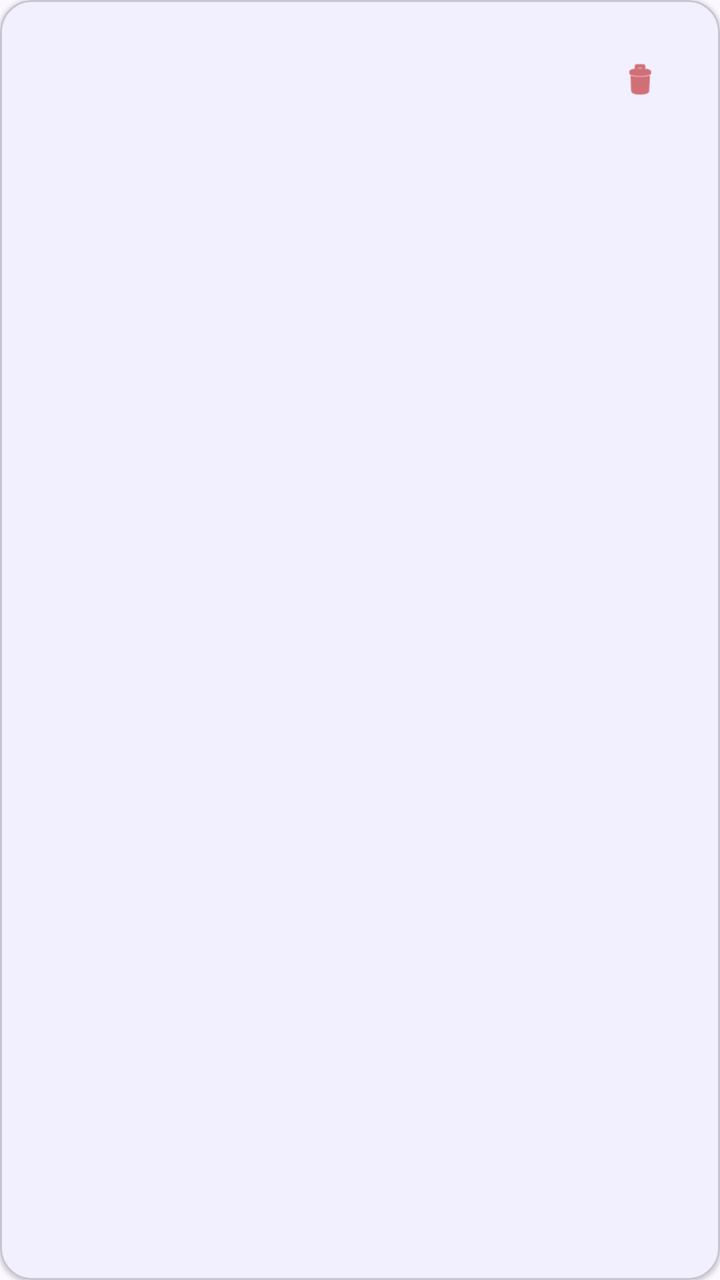
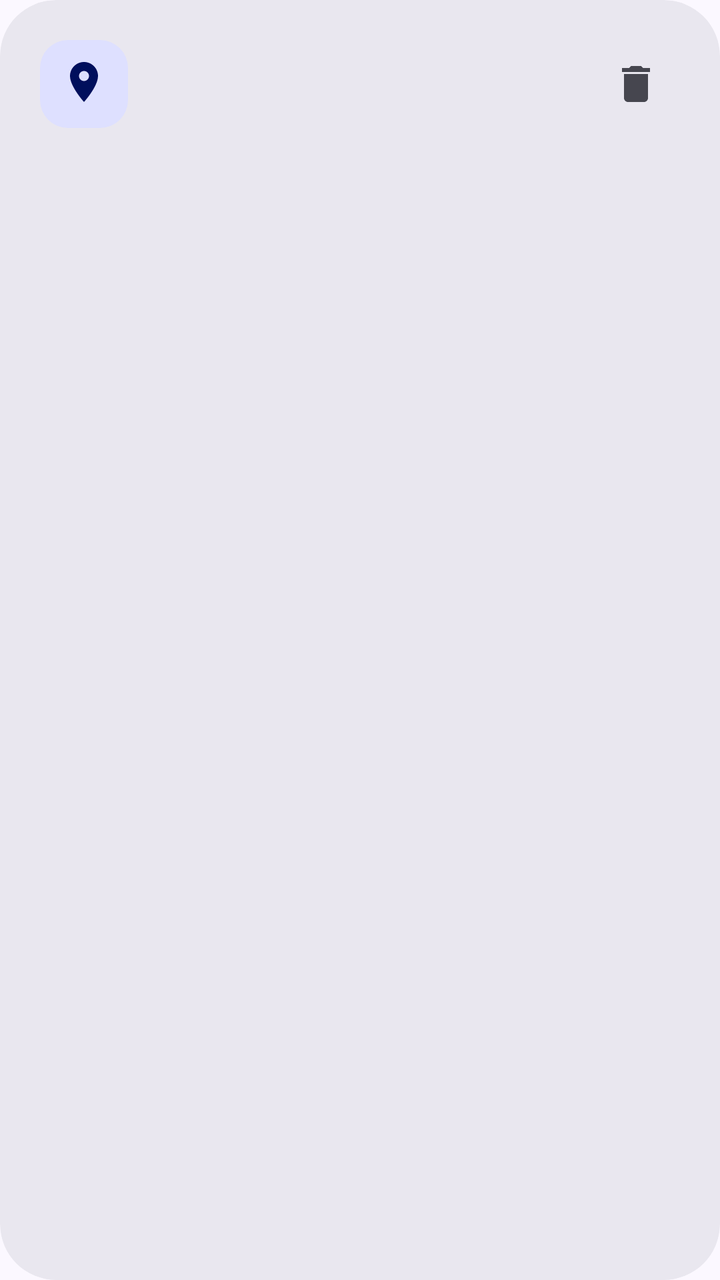

The first picture is an Android layout as it rendered before a commit; the second is the same layout after the commit. The layout source and the unified diff follow.
<!-- AndroidManifest.xml: application theme Theme.HydroLinkServer -->
<!-- res/layout/item_device.xml -->
<?xml version="1.0" encoding="utf-8"?>
<com.google.android.material.card.MaterialCardView
    xmlns:android="http://schemas.android.com/apk/res/android"
    xmlns:app="http://schemas.android.com/apk/res-auto"
    android:layout_width="match_parent"
    android:layout_height="wrap_content"
    android:layout_marginHorizontal="16dp"
    android:layout_marginVertical="4dp"
    app:cardCornerRadius="16dp"
    app:cardElevation="1dp">

    <LinearLayout
        android:layout_width="match_parent"
        android:layout_height="wrap_content"
        android:orientation="horizontal"
        android:padding="16dp"
        android:gravity="center_vertical">

        <LinearLayout
            android:layout_width="0dp"
            android:layout_height="wrap_content"
            android:layout_weight="1"
            android:orientation="vertical">

            <TextView
                android:id="@+id/tvDeviceName"
                android:layout_width="match_parent"
                android:layout_height="wrap_content"
                android:textAppearance="?attr/textAppearanceTitleMedium"
                android:textColor="?attr/colorOnSurface"
                android:maxLines="1"
                android:ellipsize="end" />

            <TextView
                android:id="@+id/tvDeviceId"
                android:layout_width="match_parent"
                android:layout_height="wrap_content"
                android:layout_marginTop="2dp"
                android:textAppearance="?attr/textAppearanceBodySmall"
                android:textColor="?attr/colorOnSurfaceVariant"
                android:maxLines="1"
                android:ellipsize="end" />
        </LinearLayout>

        <com.google.android.material.button.MaterialButton
            android:id="@+id/btnDelete"
            style="@style/Widget.Material3.Button.IconButton"
            android:layout_width="wrap_content"
            android:layout_height="wrap_content"
            app:icon="@android:drawable/ic_menu_delete"
            app:iconTint="?attr/colorError" />
    </LinearLayout>
</com.google.android.material.card.MaterialCardView>
<!-- resources referenced by this layout -->
<resources>
  <color name="md_theme_primary">#4f61ff</color>
  <color name="md_theme_onPrimary">#ffffff</color>
  <color name="md_theme_primaryContainer">#dee0ff</color>
  <color name="md_theme_onPrimaryContainer">#000f5c</color>
  <color name="md_theme_secondary">#5b5d72</color>
  <color name="md_theme_onSecondary">#ffffff</color>
  <color name="md_theme_secondaryContainer">#e0e1f9</color>
  <color name="md_theme_onSecondaryContainer">#171a2c</color>
  <color name="md_theme_tertiary">#77536d</color>
  <color name="md_theme_onTertiary">#ffffff</color>
  <color name="md_theme_tertiaryContainer">#ffd7f1</color>
  <color name="md_theme_onTertiaryContainer">#2d1228</color>
  <color name="md_theme_error">#ba1a1a</color>
  <color name="md_theme_onError">#ffffff</color>
  <color name="md_theme_errorContainer">#ffdad6</color>
  <color name="md_theme_onErrorContainer">#410002</color>
  <color name="md_theme_background">#fbf8ff</color>
  <color name="md_theme_onBackground">#1b1b21</color>
  <color name="md_theme_surface">#fbf8ff</color>
  <color name="md_theme_onSurface">#1b1b21</color>
  <color name="md_theme_surfaceVariant">#e3e1ec</color>
  <color name="md_theme_onSurfaceVariant">#46464f</color>
  <color name="md_theme_outline">#777680</color>
  <color name="md_theme_outlineVariant">#c7c5d0</color>
  <color name="md_theme_surfaceDim">#dbd9e1</color>
  <color name="md_theme_surfaceBright">#fbf8ff</color>
  <color name="md_theme_surfaceContainerLowest">#ffffff</color>
  <color name="md_theme_surfaceContainerLow">#f5f2fa</color>
  <color name="md_theme_surfaceContainer">#efedf4</color>
  <color name="md_theme_surfaceContainerHigh">#e9e7ef</color>
  <color name="md_theme_surfaceContainerHighest">#e4e1e9</color>
  <!-- unchanged entries left out for length: 4 -->
</resources>

<!-- the commit's change to res/layout/item_device.xml (unified diff, before → after) -->
@@ -4,21 +4,25 @@
     xmlns:app="http://schemas.android.com/apk/res-auto"
     android:layout_width="match_parent"
     android:layout_height="wrap_content"
+    style="@style/Widget.Hydro.Card"
     android:layout_marginHorizontal="16dp"
-    android:layout_marginVertical="4dp"
-    app:cardCornerRadius="16dp"
-    app:cardElevation="1dp">
+    android:layout_marginTop="4dp">
 
     <LinearLayout
         android:layout_width="match_parent"
         android:layout_height="wrap_content"
         android:orientation="horizontal"
-        android:padding="16dp"
         android:gravity="center_vertical">
+
+        <ImageView
+            style="@style/Widget.Hydro.RowIcon"
+            android:contentDescription=""
+            android:src="@drawable/ic_device" />
 
         <LinearLayout
             android:layout_width="0dp"
             android:layout_height="wrap_content"
+            android:layout_marginStart="14dp"
             android:layout_weight="1"
             android:orientation="vertical">
 
@@ -42,12 +46,10 @@
                 android:ellipsize="end" />
         </LinearLayout>
 
-        <com.google.android.material.button.MaterialButton
+        <ImageButton
             android:id="@+id/btnDelete"
-            style="@style/Widget.Material3.Button.IconButton"
-            android:layout_width="wrap_content"
-            android:layout_height="wrap_content"
-            app:icon="@android:drawable/ic_menu_delete"
-            app:iconTint="?attr/colorError" />
+            style="@style/Widget.Hydro.IconButton"
+            android:contentDescription="删除设备"
+            android:src="@drawable/ic_delete" />
     </LinearLayout>
 </com.google.android.material.card.MaterialCardView>
<!-- resource entries referenced after the edit -->
@@ -1,5 +1,44 @@
 <!-- resources referenced by this layout -->
 <resources>
+  <!-- drawable ic_delete (drawable) -->
+  <vector xmlns:android="http://schemas.android.com/apk/res/android"
+      android:width="24dp" android:height="24dp"
+      android:viewportWidth="24" android:viewportHeight="24">
+      <path android:fillColor="@android:color/white" android:pathData="M6,19c0,1.1 0.9,2 2,2h8c1.1,0 2,-0.9 2,-2V7H6v12zM19,4h-3.5l-1,-1h-5l-1,1H5v2h14V4z" />
+  </vector>
+  <!-- drawable ic_device (drawable) -->
+  <vector xmlns:android="http://schemas.android.com/apk/res/android"
+      android:width="24dp" android:height="24dp"
+      android:viewportWidth="24" android:viewportHeight="24">
+      <path android:fillColor="@android:color/white" android:pathData="M12,1C8.14,1 5,4.14 5,8c0,5.25 7,13 7,13s7,-7.75 7,-13c0,-3.86 -3.14,-7 -7,-7zM12,10.5c-1.38,0 -2.5,-1.12 -2.5,-2.5s1.12,-2.5 2.5,-2.5 2.5,1.12 2.5,2.5 -1.12,2.5 -2.5,2.5z" />
+  </vector>
+  <style name="Widget.Hydro.Card" parent="Widget.Material3.CardView.Filled">
+          <item name="cardCornerRadius">28dp</item>
+          <item name="cardElevation">0dp</item>
+          <item name="cardBackgroundColor">?attr/colorSurfaceContainerHigh</item>
+          <item name="contentPadding">20dp</item>
+          <item name="android:layout_marginBottom">12dp</item>
+      </style>
+  <style name="Widget.Hydro.IconButton" parent="Widget.Material3.Button.IconButton">
+          <item name="android:layout_width">44dp</item>
+          <item name="android:layout_height">44dp</item>
+          <item name="android:padding">10dp</item>
+          <item name="android:background">?attr/selectableItemBackgroundBorderless</item>
+          <item name="android:tint">?attr/colorOnSurfaceVariant</item>
+      </style>
+  <style name="Widget.Hydro.RowIcon" parent="">
+          <item name="android:layout_width">44dp</item>
+          <item name="android:layout_height">44dp</item>
+          <item name="android:padding">10dp</item>
+          <item name="android:background">@drawable/bg_row_icon</item>
+          <item name="android:tint">?attr/colorOnPrimaryContainer</item>
+      </style>
+  <!-- drawable bg_row_icon (drawable) -->
+  <?xml version="1.0" encoding="utf-8"?>
+  <shape xmlns:android="http://schemas.android.com/apk/res/android" android:shape="rectangle">
+      <corners android:radius="14dp" />
+      <solid android:color="?attr/colorPrimaryContainer" />
+  </shape>
   <color name="md_theme_primary">#4f61ff</color>
   <color name="md_theme_onPrimary">#ffffff</color>
   <color name="md_theme_primaryContainer">#dee0ff</color>
